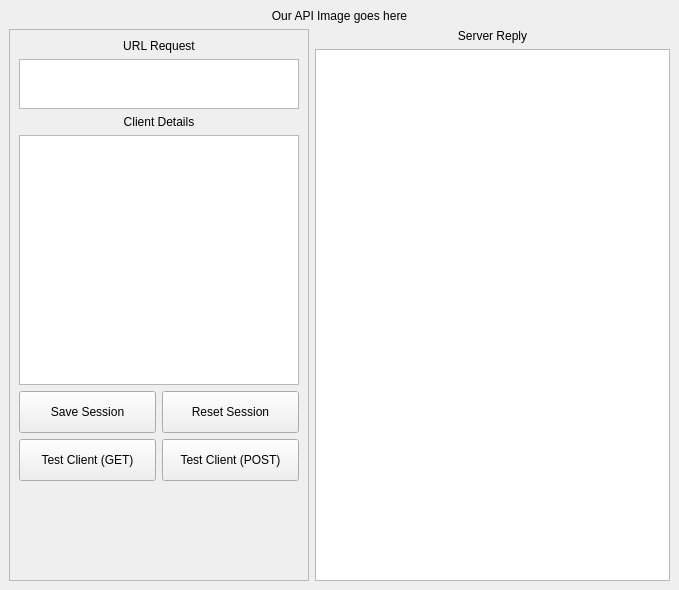
Before: the Qt Designer form MainWindow.ui in tuxta/ourapi, drawn with Qt 5.
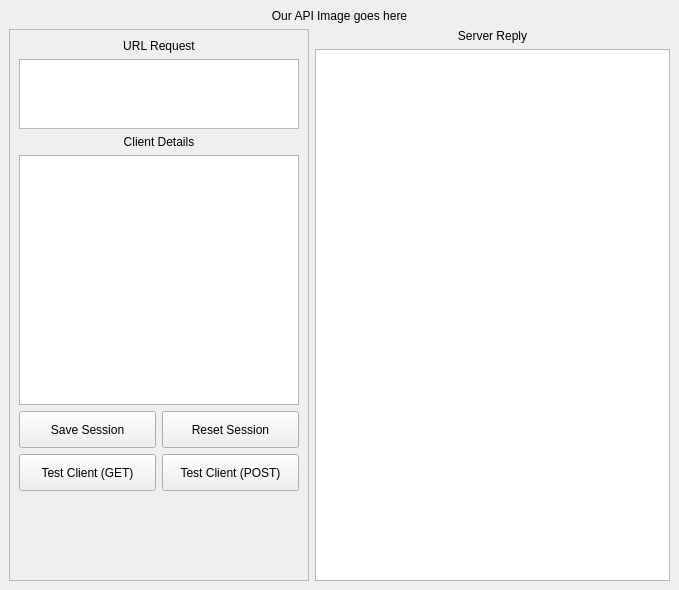
After: the same form once the commit is applied.

Commit message: Adjusted presentation of information in server window

Patch:
```diff
--- a/MainWindow.ui
+++ b/MainWindow.ui
@@ -74,10 +74,16 @@
                <verstretch>0</verstretch>
               </sizepolicy>
              </property>
+             <property name="minimumSize">
+              <size>
+               <width>0</width>
+               <height>70</height>
+              </size>
+             </property>
              <property name="maximumSize">
               <size>
                <width>16777215</width>
-               <height>50</height>
+               <height>70</height>
               </size>
              </property>
              <property name="frameShadow">
```
The commit also changes 3 other files.
